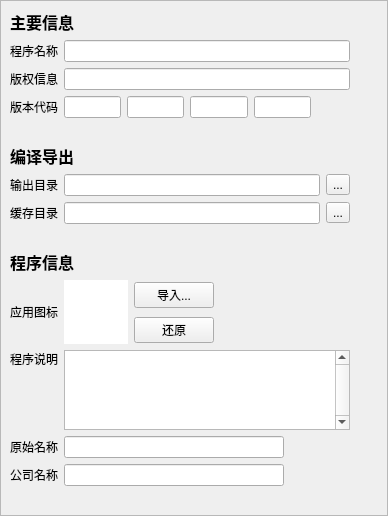
chineselixi/FireMonkeyStudio, file Plugin/Plugin_CppBase/Form/Form_Attribute.ui: the form before one commit.
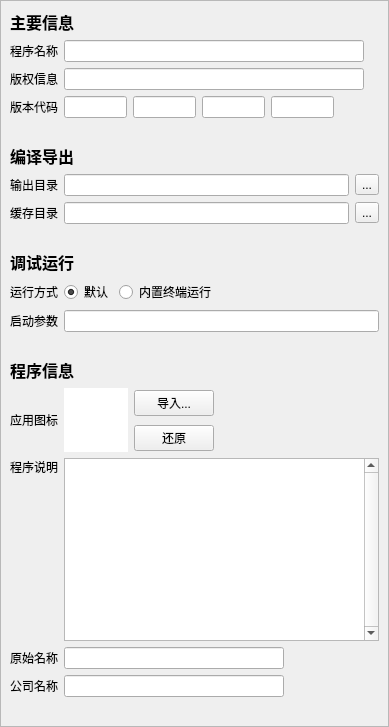
The form after the commit.

Commit message: 工程配置设置中添加内置终端和程序启动参数的配置选项

```diff
--- a/Plugin/Plugin_CppBase/Form/Form_Attribute.ui
+++ b/Plugin/Plugin_CppBase/Form/Form_Attribute.ui
@@ -6,8 +6,8 @@
    <rect>
     <x>0</x>
     <y>0</y>
-    <width>388</width>
-    <height>516</height>
+    <width>389</width>
+    <height>727</height>
    </rect>
   </property>
   <property name="windowTitle">
@@ -18,7 +18,7 @@
 	background-color: rgb(255, 255, 255);
 }</string>
   </property>
-  <layout class="QGridLayout" name="gridLayout">
+  <layout class="QGridLayout" name="gridLayout_8">
    <property name="leftMargin">
     <number>0</number>
    </property>
@@ -41,8 +41,8 @@
        <rect>
         <x>0</x>
         <y>0</y>
-        <width>386</width>
-        <height>514</height>
+        <width>395</width>
+        <height>711</height>
        </rect>
       </property>
       <layout class="QGridLayout" name="gridLayout_7">
@@ -264,6 +264,19 @@
         </spacer>
        </item>
        <item row="4" column="0">
+        <widget class="QLabel" name="label_4">
+         <property name="font">
+          <font>
+           <pointsize>12</pointsize>
+           <bold>true</bold>
+          </font>
+         </property>
+         <property name="text">
+          <string>调试运行</string>
+         </property>
+        </widget>
+       </item>
+       <item row="6" column="0">
         <widget class="QLabel" name="label_2">
          <property name="font">
           <font>
@@ -276,7 +289,7 @@
          </property>
         </widget>
        </item>
-       <item row="5" column="0">
+       <item row="7" column="0" rowspan="2">
         <layout class="QGridLayout" name="gridLayout_4">
          <item row="0" column="0" rowspan="2">
           <widget class="QLabel" name="lbPreprocessingSuffix_4">
@@ -320,7 +333,7 @@
          </item>
         </layout>
        </item>
-       <item row="5" column="1" colspan="2">
+       <item row="7" column="1" rowspan="2" colspan="2">
         <spacer name="horizontalSpacer_3">
          <property name="orientation">
           <enum>Qt::Horizontal</enum>
@@ -333,7 +346,20 @@
          </property>
         </spacer>
        </item>
-       <item row="6" column="0" colspan="3">
+       <item row="8" column="2">
+        <spacer name="horizontalSpacer_5">
+         <property name="orientation">
+          <enum>Qt::Horizontal</enum>
+         </property>
+         <property name="sizeHint" stdset="0">
+          <size>
+           <width>51</width>
+           <height>20</height>
+          </size>
+         </property>
+        </spacer>
+       </item>
+       <item row="9" column="0" colspan="3">
         <layout class="QGridLayout" name="gridLayout_5">
          <item row="0" column="0">
           <widget class="QLabel" name="lbPreprocessingSuffix_5">
@@ -360,7 +386,7 @@
          </item>
         </layout>
        </item>
-       <item row="7" column="0" colspan="2">
+       <item row="10" column="0" colspan="2">
         <layout class="QGridLayout" name="gridLayout_6">
          <property name="bottomMargin">
           <number>20</number>
@@ -413,18 +439,76 @@
          </item>
         </layout>
        </item>
-       <item row="7" column="2" colspan="2">
-        <spacer name="horizontalSpacer_5">
-         <property name="orientation">
-          <enum>Qt::Horizontal</enum>
+       <item row="5" column="0" colspan="3">
+        <layout class="QGridLayout" name="gridLayout">
+         <property name="bottomMargin">
+          <number>20</number>
          </property>
-         <property name="sizeHint" stdset="0">
-          <size>
-           <width>51</width>
-           <height>20</height>
-          </size>
-         </property>
-        </spacer>
+         <item row="0" column="0">
+          <widget class="QLabel" name="lbPreprocessingSuffix_12">
+           <property name="text">
+            <string>运行方式</string>
+           </property>
+          </widget>
+         </item>
+         <item row="0" column="1">
+          <layout class="QHBoxLayout" name="horizontalLayout">
+           <item>
+            <widget class="QRadioButton" name="radio_normalRun">
+             <property name="text">
+              <string>默认</string>
+             </property>
+             <property name="checkable">
+              <bool>true</bool>
+             </property>
+             <property name="checked">
+              <bool>true</bool>
+             </property>
+            </widget>
+           </item>
+           <item>
+            <widget class="QRadioButton" name="radio_fmsTerminal">
+             <property name="text">
+              <string>内置终端运行</string>
+             </property>
+             <property name="checked">
+              <bool>false</bool>
+             </property>
+            </widget>
+           </item>
+           <item>
+            <spacer name="horizontalSpacer_6">
+             <property name="orientation">
+              <enum>Qt::Horizontal</enum>
+             </property>
+             <property name="sizeHint" stdset="0">
+              <size>
+               <width>40</width>
+               <height>20</height>
+              </size>
+             </property>
+            </spacer>
+           </item>
+          </layout>
+         </item>
+         <item row="1" column="0">
+          <widget class="QLabel" name="lbPreprocessingSuffix_13">
+           <property name="text">
+            <string>启动参数</string>
+           </property>
+          </widget>
+         </item>
+         <item row="1" column="1">
+          <widget class="QLineEdit" name="txt_runArgs">
+           <property name="minimumSize">
+            <size>
+             <width>220</width>
+             <height>0</height>
+            </size>
+           </property>
+          </widget>
+         </item>
+        </layout>
        </item>
       </layout>
      </widget>
```
Left out of the diff: 2 changed lines with no effect on the pictures. The commit also changes 4 other files.
